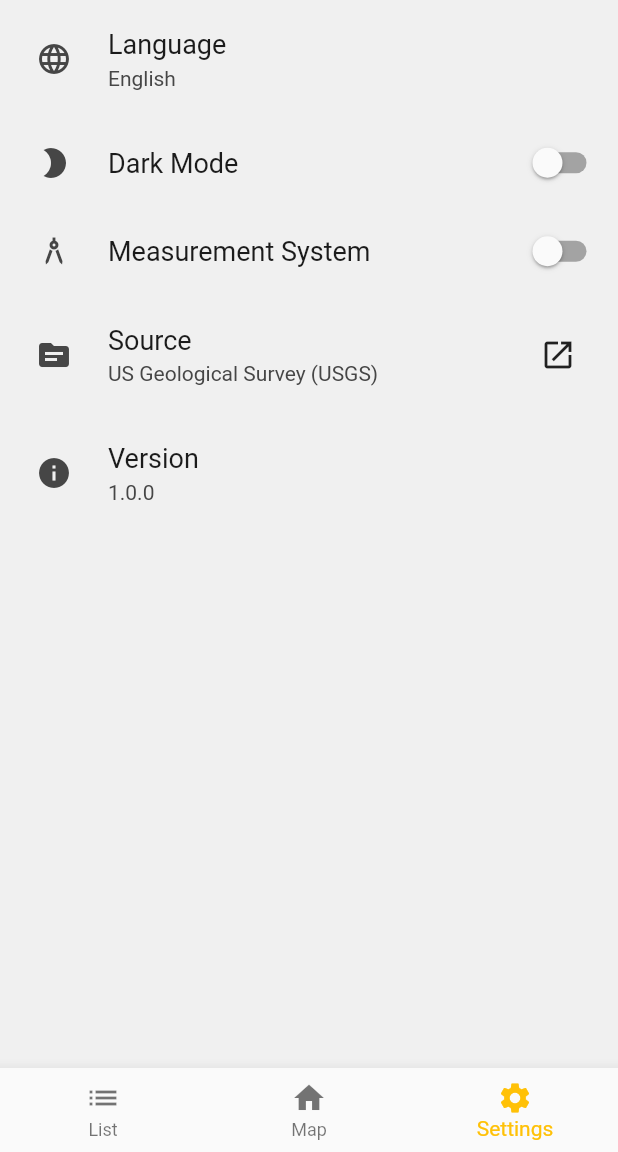
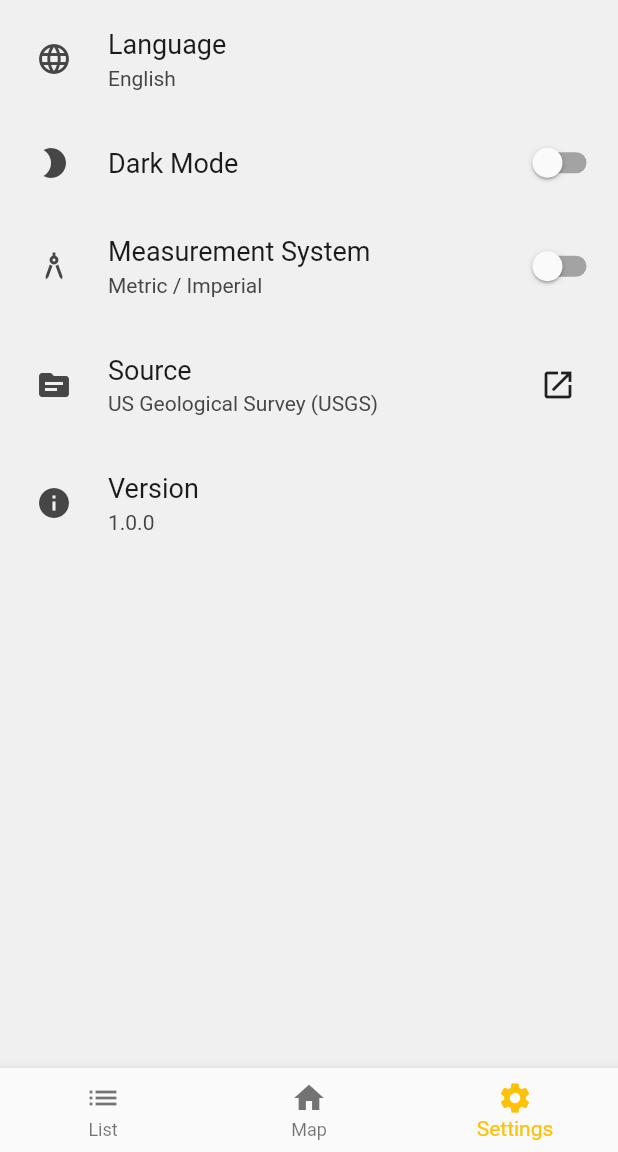
Before and after one commit to sahinozan/Earthquake-App, a Flutter app: the screen it shows after launch, item 3 of the bottom bar chosen, on a phone screen of 412 x 824 dp, the part 84-1236 px from its top. Run offline on Flutter 3.47's test engine with Material 2 defaults, Android fonts, the phone set to English and light mode, and no system bars; drawn by our look-alikes of settings_ui; our stand-ins replace cloud_firestore, firebase_core, flutter_riverpod, freezed_annotation, google_maps_flutter; accounts and stored records are empty; generated files the repository leaves out were written again; network calls fail.

Commit message:
description for measurement button added

```diff
--- a/lib/pages/settings_page.dart
+++ b/lib/pages/settings_page.dart
@@ -80,6 +80,7 @@ class _SettingsPageState extends ConsumerState<SettingsPage> {
                 onToggle: (value) =>
                     ref.read(measurementProvider.notifier).state = value,
                 title: const Text('Measurement System'),
+                description: const Text('Metric / Imperial'),
                 leading: const Icon(Icons.architecture),
               ),
               SettingsTile.navigation(
```
